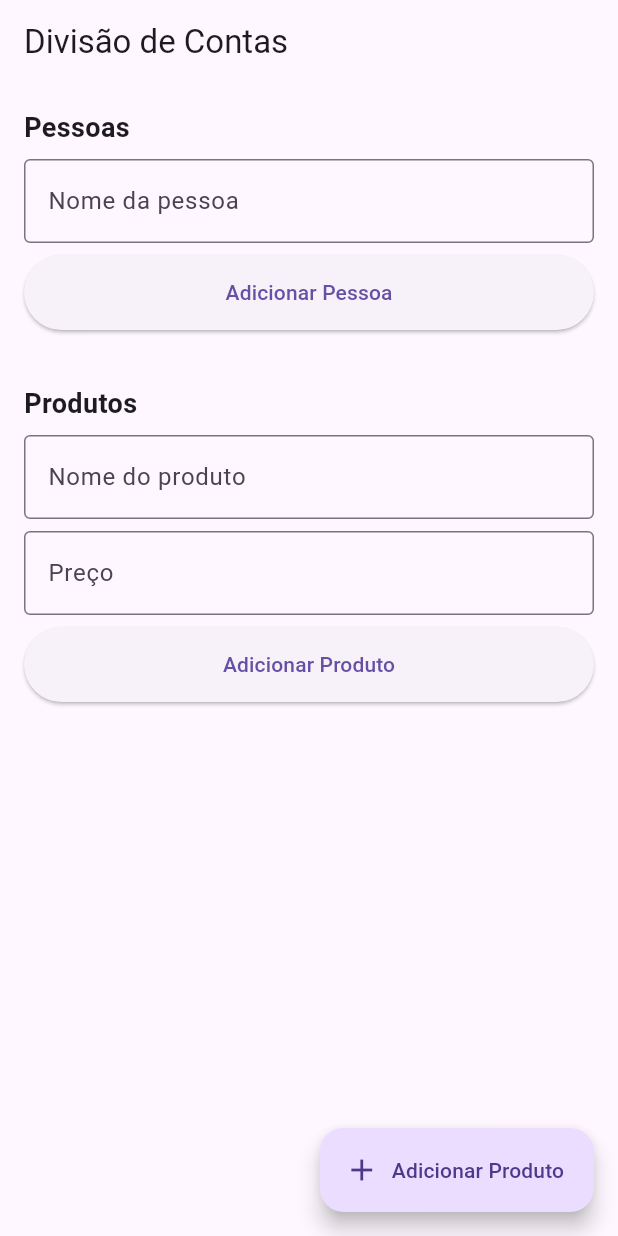
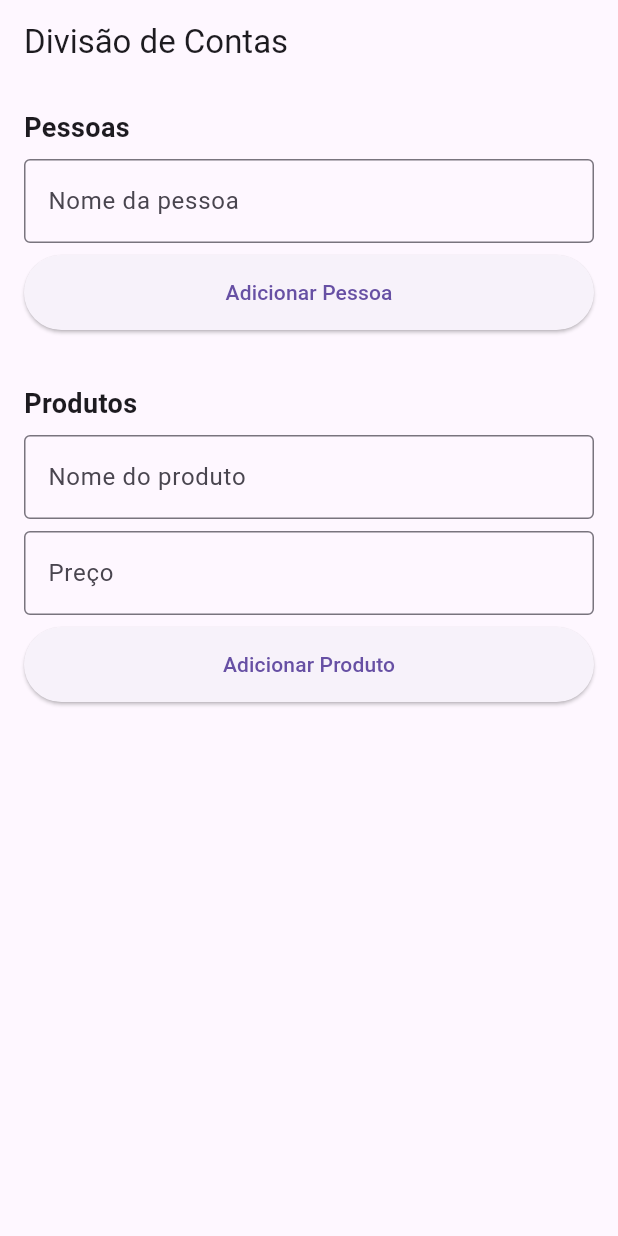
Before and after one commit to Kartelxo/split-bill-aplication, a Flutter app: the screen it shows after launch, on a phone screen of 412 x 824 dp. Run offline on Flutter 3.47's test engine with Material 3 defaults, Android fonts, the phone set to English and light mode, and no system bars; our stand-ins replace flutter_riverpod.

Commit message:
remoção do FAB na tela 1

```diff
--- a/splitbill/lib/screens/tela1.dart
+++ b/splitbill/lib/screens/tela1.dart
@@ -75,10 +75,7 @@ class _DivisaoScreenState extends ConsumerState<DivisaoScreen> {
         title: const Text("Divisão de Contas"),
       ),
 
-      floatingActionButton: ExtendedFAB(
-        label: "Adicionar Produto",
-        onPressed: _adicionarProduto,
-      ),
+     //adicionar botao para pagina seguinte
 
       body: SingleChildScrollView(
         padding: const EdgeInsets.all(16),
```
Also changed, not shown: 1 other file.
